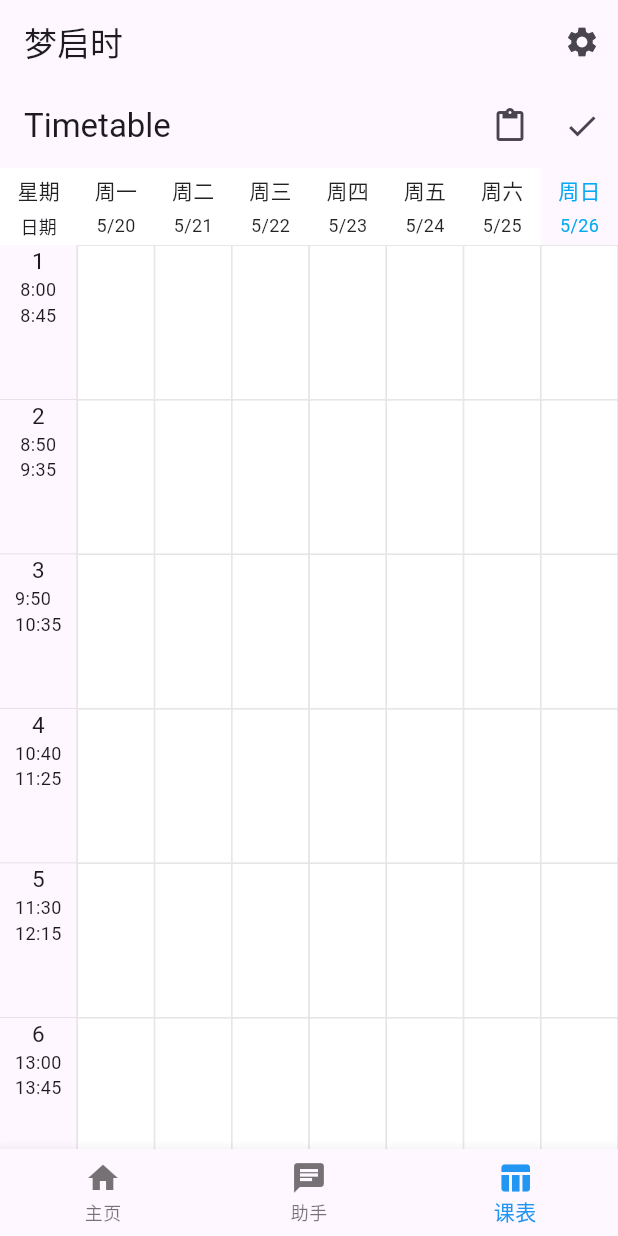
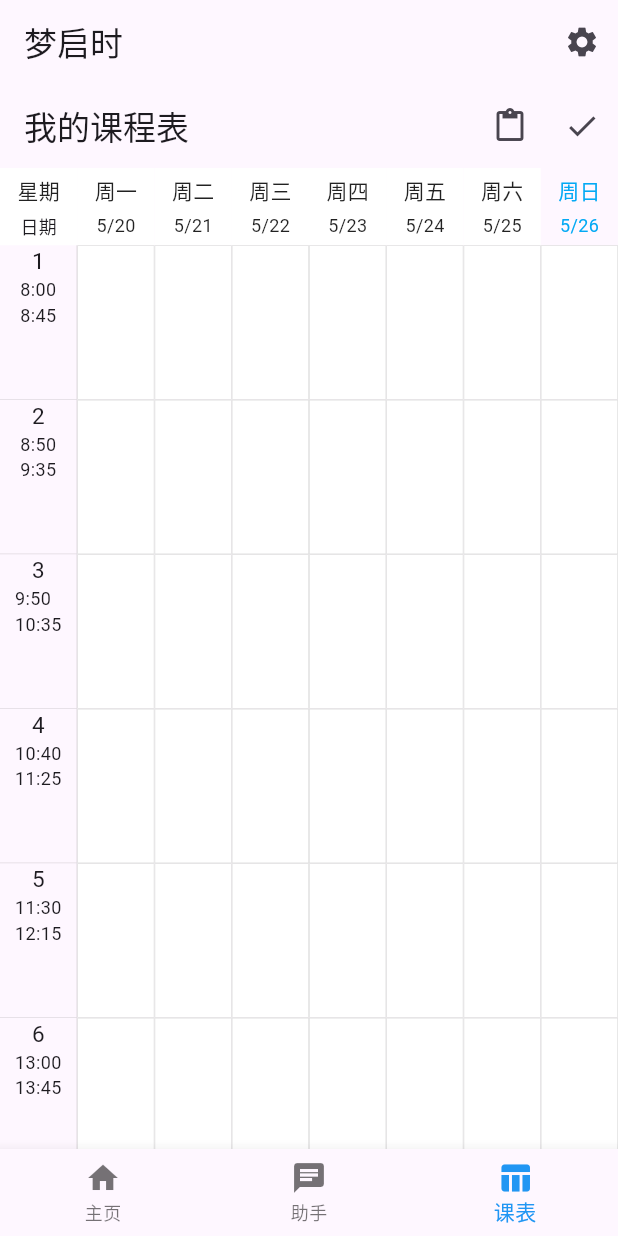
Before and after one commit to Rx3YY/denox, a Flutter app: the screen it shows after launch, item 3 of the bottom bar chosen, on a phone screen of 412 x 824 dp. Run offline on Flutter 3.47's test engine with Material 3 defaults, Android fonts, the phone set to English and light mode, and no system bars; our stand-ins replace flutter_local_notifications; network calls fail.

Commit message:
finish timetable style add new api key fix menu language issue

```diff
--- a/lib/assistant_page.dart
+++ b/lib/assistant_page.dart
@@ -93,7 +93,7 @@ class _AssistantPageState extends State<AssistantPage> with AutomaticKeepAliveCl
         Uri.parse('https://api.openai.com/v1/chat/completions'),
         headers: {
           'Content-Type': 'application/json',
-          'Authorization': 'Bearer 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',
+          'Authorization': 'Bearer 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',
           'Accept-Charset': 'utf-8',
         },
         body: utf8.encode(json.encode({
--- a/lib/home_page.dart
+++ b/lib/home_page.dart
@@ -121,7 +121,7 @@ class _HomePageState extends State<HomePage> {
               onPressed: () {
                 Navigator.of(context).pop();
               },
-              child: const Text('Cancel'),
+              child: const Text('好的'),
             ),
           ],
         );
--- a/lib/timetable_page.dart
+++ b/lib/timetable_page.dart
@@ -2,6 +2,14 @@ import 'package:flutter/material.dart';
 import 'package:flutter/services.dart';
 import 'package:http/http.dart' as http;
 import 'dart:convert';
+
+/* test timetable
+周一,3-5节毛概,6-8节数字信号处理,9-11节电磁场与电磁波
+周二,3-5节概率论,6-7节项目管理与经济决策
+周三,3-4节写作与表达
+周四,3-5节程序设计
+周五,8-9节体育
+ */
 
 class TimetablePage extends StatefulWidget {
   final TextEditingController backendIpController;
@@ -25,7 +33,20 @@ class PageState extends State<TimetablePage> {
     Colors.cyan,
     Colors.amber,
     Colors.deepPurpleAccent,
-    Colors.purpleAccent
+    Colors.purpleAccent,
+    Colors.green,
+    Colors.orange,
+    Colors.teal,
+    Colors.pink,
+    Colors.deepOrange,
+    Colors.indigo,
+    Colors.lime,
+    Colors.blueGrey,
+    Colors.yellow,
+    Colors.brown,
+    Colors.blue,
+    Colors.deepPurple,
+    Colors.lightGreen,
   ];
 
   var weekList = ['周一', '周二', '周三', '周四', '周五', '周六', '周日'];
@@ -86,7 +107,7 @@ class PageState extends State<TimetablePage> {
     }
     List<String> days = timetableStr.split('\n');
     for (String day in days) {
-      if(day.isEmpty) continue;
+      if (day.isEmpty) continue;
       List<String> lessons = day.split(',');
       if (lessons.isEmpty) continue;
       int dayIndex = _matchWeekday(lessons[0]);
@@ -190,7 +211,7 @@ class PageState extends State<TimetablePage> {
   Widget build(BuildContext context) {
     return Scaffold(
       appBar: AppBar(
-        title: Text('Timetable'),
+        title: Text('我的课程表'),
         actions: [
           IconButton(
             icon: Icon(Icons.content_paste),
@@ -307,26 +328,43 @@ class PageState extends State<TimetablePage> {
                       itemBuilder: (BuildContext context, int index) {
                         int day = index % 7;
                         int time = index ~/ 7;
+
+                        // Skip the cell if it is part of a merged cell
                         if (_isMerged[day][time]) {
-                          return Container();
+                          int time1 = time - 1;
+                          while(_isMerged[day][time1]){
+                            time1--;
                           }
+                          return Container(
+                              decoration: BoxDecoration(
+                                color: colorList[(day+time1*5) % colorList.length],
+                                border:
+                                Border.all(color: Colors.black12, width: 0.5),
+                              )
+                          );
+                        }
+
+                        // Determine the span of the current cell
                         int span = 1;
                         while (time + span < 14 &&
                             _timetable[day][time + span] ==
-                                _timetable[day][time] &&
-                            _isMerged[day][time + span]) {
+                                _timetable[day][time]) {
                           span++;
                         }
-                        return Container(
+
+                        return GridTile(
+                          child: Container(
                             decoration: BoxDecoration(
                               color: _timetable[day][time].isEmpty
                                   ? Colors.white
-                                : colorList[day % colorList.length],
+                                  : colorList[(day+time*5) % colorList.length],
                               border:
                                   Border.all(color: Colors.black12, width: 0.5),
                             ),
                             child: Center(
                               child: TextField(
+                                maxLines: null,
+                                minLines: 1,
                                 textAlign: TextAlign.center,
                                 decoration: InputDecoration(
                                   border: InputBorder.none,
@@ -334,7 +372,8 @@ class PageState extends State<TimetablePage> {
                                       EdgeInsets.symmetric(vertical: 16.0),
                                 ),
                                 controller: TextEditingController(
-                                  text: _timetable[day][time]),
+                                  text: _timetable[day][time],
+                                ),
                                 onChanged: (value) {
                                   setState(() {
                                     _timetable[day][time] = value;
@@ -342,11 +381,11 @@ class PageState extends State<TimetablePage> {
                                 },
                               ),
                             ),
-                          height: 50.0 * span,
+                          ),
                         );
                       },
                     ),
-                  ),
+                  )
                 ],
               ),
             ),
```
Lines whose indentation alone changed are shown as unchanged.
